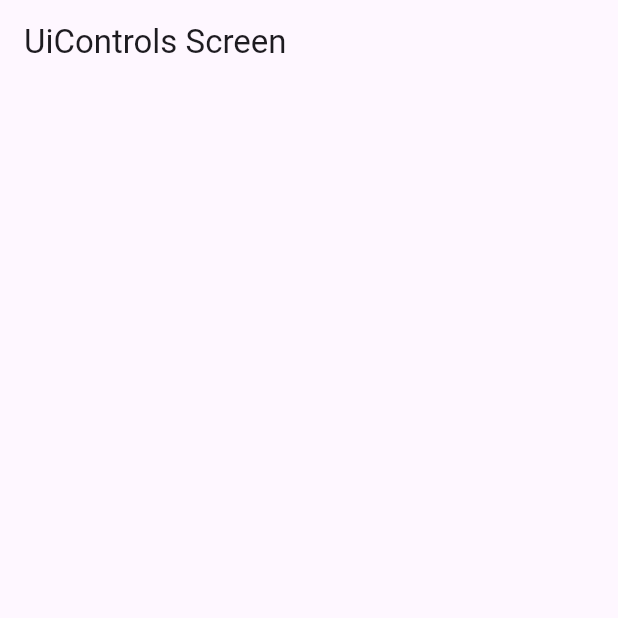
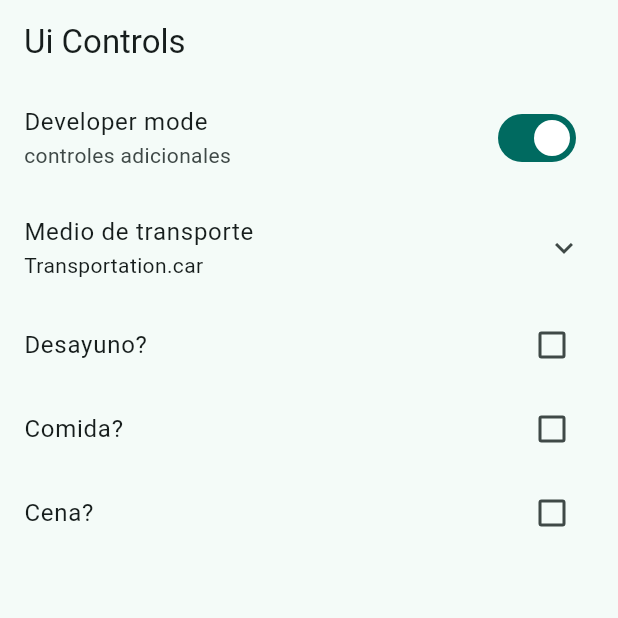
Before and after one commit to logojo/widget_app, a Flutter app: the UiControls screen opened by its route, on a phone screen of 412 x 824 dp, the top half of it. Run offline on Flutter 3.47's test engine with Material 3 defaults, Android fonts, the phone set to English and light mode, and no system bars; our stand-ins replace go_router.

Commit message:
ui screen finished

```diff
--- a/lib/config/menu/menu_item.dart
+++ b/lib/config/menu/menu_item.dart
@@ -40,6 +40,11 @@ const appMenuItems = <MenuItem>[
       link: '/animated',
       icon: Icons.animation),
   MenuItem(
+      title: 'Ui Controls + Tiles',
+      subtitle: 'Una serie de controles en Flutter',
+      link: '/ui',
+      icon: Icons.control_point_duplicate),
+  MenuItem(
       title: 'Tutorial',
       subtitle: 'Tutorial',
       link: '/tutorial',
@@ -49,9 +54,4 @@ const appMenuItems = <MenuItem>[
       subtitle: 'un contenedor con Infinite Scroll',
       link: '/infinite',
       icon: Icons.pages),
-  MenuItem(
-      title: 'UiControls',
-      subtitle: 'UiControls',
-      link: '/ui',
-      icon: Icons.control_point_duplicate)
 ];
--- a/lib/main.dart
+++ b/lib/main.dart
@@ -16,7 +16,7 @@ class MainApp extends StatelessWidget {
       //extrallendo rutas desde un archivo independiente
       routerConfig: appRouter,
       debugShowCheckedModeBanner: false,
-      theme: AppTheme(seletedColor: 5).getTheme(),
+      theme: AppTheme(seletedColor: 2).getTheme(),
     );
   }
 }
--- a/lib/presentation/screens/ui_controls/ui_controls.dart
+++ b/lib/presentation/screens/ui_controls/ui_controls.dart
@@ -9,7 +9,102 @@ class UiControls extends StatelessWidget {
   Widget build(BuildContext context) {
     return Scaffold(
         appBar: AppBar(
-      title: const Text('UiControls Screen'),
-    ));
+          title: const Text('Ui Controls'),
+        ),
+        body: const _UiControlsView());
   }
 }
+
+class _UiControlsView extends StatefulWidget {
+  const _UiControlsView();
+
+  @override
+  State<_UiControlsView> createState() => _UiControlsViewState();
+}
+
+//Enumeracion
+enum Transportation { car, plane, boat, submarine }
+
+class _UiControlsViewState extends State<_UiControlsView> {
+  bool isDeveloper = true;
+  Transportation selectedTransportation = Transportation.car;
+  bool wantsBreakFast = false;
+  bool wantsLunch = false;
+  bool wantsDinner = false;
+
+  @override
+  Widget build(BuildContext context) {
+    return ListView(
+      physics: const ClampingScrollPhysics(),
+      children: [
+        SwitchListTile(
+            value: isDeveloper,
+            title: const Text('Developer mode'),
+            subtitle: const Text('controles adicionales'),
+            onChanged: (value) => setState(() {
+                  isDeveloper = !isDeveloper;
+                })),
+        ExpansionTile(
+          title: const Text('Medio de transporte'),
+          subtitle: Text('$selectedTransportation'),
+          children: [
+            RadioListTile(
+              title: const Text('By Car'),
+              subtitle: const Text('Viajar por coche'),
+              value: Transportation.car,
+              groupValue: selectedTransportation,
+              onChanged: (value) => setState(() {
+                selectedTransportation = Transportation.car;
+              }),
+            ),
+            RadioListTile(
+              title: const Text('By Boat'),
+              subtitle: const Text('Viajar en bote'),
+              value: Transportation.boat,
+              groupValue: selectedTransportation,
+              onChanged: (value) => setState(() {
+                selectedTransportation = Transportation.boat;
+              }),
+            ),
+            RadioListTile(
+              title: const Text('By Plain'),
+              subtitle: const Text('Viajar por avión'),
+              value: Transportation.plane,
+              groupValue: selectedTransportation,
+              onChanged: (value) => setState(() {
+                selectedTransportation = Transportation.plane;
+              }),
+            ),
+            RadioListTile(
+              title: const Text('By Submarine'),
+              subtitle: const Text('Viajar en submarino'),
+              value: Transportation.submarine,
+              groupValue: selectedTransportation,
+              onChanged: (value) => setState(() {
+                selectedTransportation = Transportation.submarine;
+              }),
+            )
+          ],
+        ),
+        CheckboxListTile(
+            title: const Text('Desayuno?'),
+            value: wantsBreakFast,
+            onChanged: (value) => setState(() {
+                  wantsBreakFast = !wantsBreakFast;
+                })),
+        CheckboxListTile(
+            title: const Text('Comida?'),
+            value: wantsLunch,
+            onChanged: (value) => setState(() {
+                  wantsLunch = !wantsLunch;
+                })),
+        CheckboxListTile(
+            title: const Text('Cena?'),
+            value: wantsDinner,
+            onChanged: (value) => setState(() {
+                  wantsDinner = !wantsDinner;
+                }))
+      ],
+    );
+  }
+}
```
